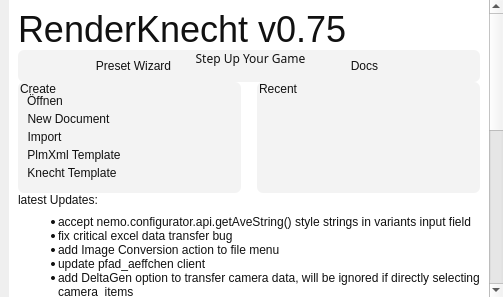
Qt form ui/knecht_welcome.ui (tappi287/RenderKnecht2) before a commit.
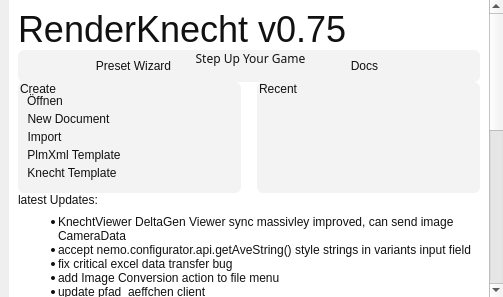
The same form after that commit. Icons and pictures are not drawn.

Diff of the .ui file:
```diff
--- a/ui/knecht_welcome.ui
+++ b/ui/knecht_welcome.ui
@@ -47,7 +47,7 @@
       <property name="geometry">
        <rect>
         <x>0</x>
-        <y>-297</y>
+        <y>0</y>
         <width>481</width>
         <height>619</height>
        </rect>
@@ -440,6 +440,7 @@
               </property>
               <property name="text">
                <string>&lt;ul&gt;
+&lt;li&gt;KnechtViewer DeltaGen Viewer sync massivley improved, can send image CameraData&lt;/li&gt;
 &lt;li&gt;accept nemo.configurator.api.getAveString() style strings in variants input field&lt;/li&gt;
 &lt;li&gt;fix critical excel data transfer bug&lt;/li&gt;
 &lt;li&gt;add Image Conversion action to file menu&lt;/li&gt;
@@ -452,7 +453,6 @@
 &lt;li&gt;various fixes for: Preset Wizard item handling, item id connection; item undo deletion&lt;/li&gt;
 &lt;li&gt;Presets drop/paste on Render tree will auto-create a render preset + fixed some undo oddities&lt;/li&gt;
 &lt;li&gt;added standalone POS Schnuffi to compare differences between models/their XMLs&lt;/li&gt;
-&lt;li&gt;added standalone KnechtViewer for pixel perfect comparsions of images vs. DeltaGen Viewer&lt;/li&gt;
 &lt;li&gt;drop xml/rksession/xlsx documents on ui or trees to open&lt;/li&gt;
 &lt;li&gt;add document tab context with ability to copy paths&lt;/li&gt;
 &lt;li&gt;Datapool Image entry import&lt;/li&gt;
```
